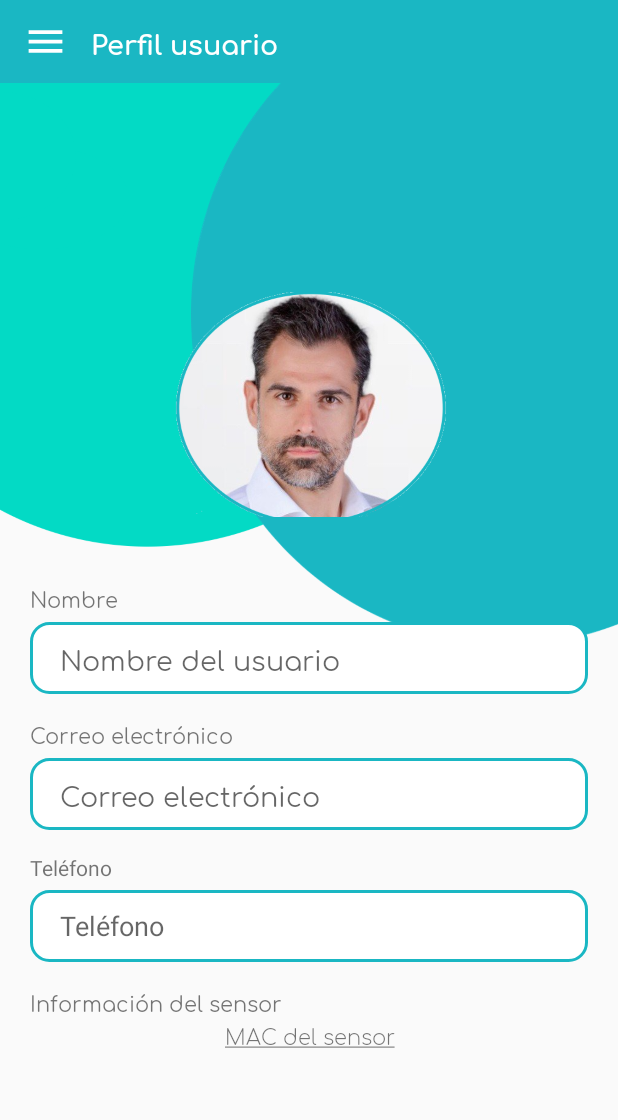
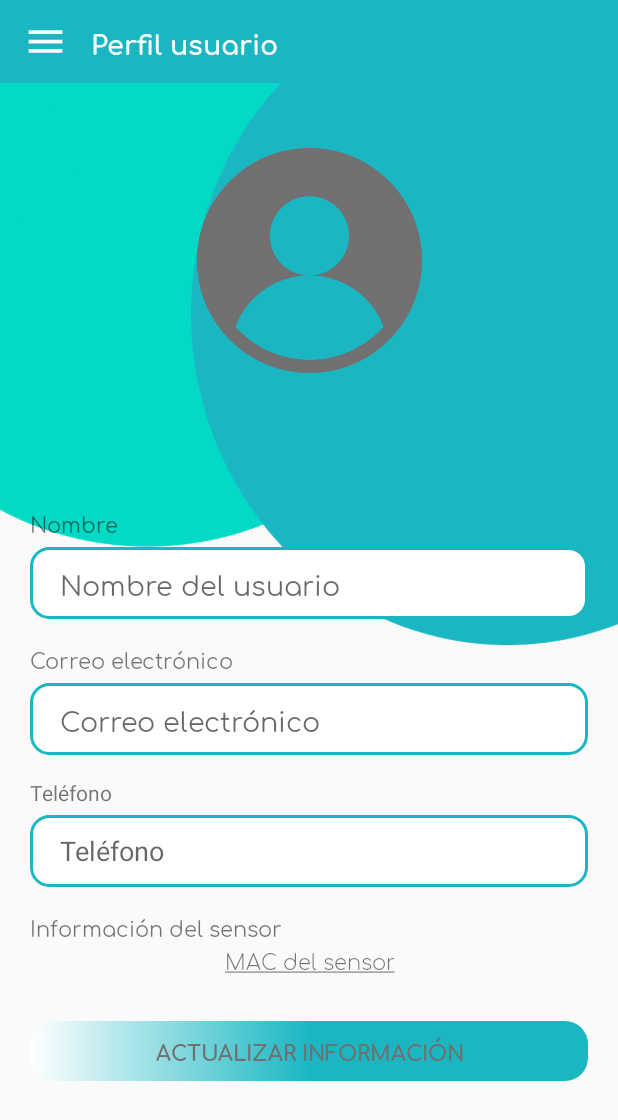
Before and after one commit to AusiasBM/GTI-3A-airlity-mobile, an Android app: the PerfilUsuario screen opened directly, with no data from a screen before it, on a phone screen of 412 x 824 dp. Shown: the top 1120 px of the screen. Run offline under Robolectric (Android 15) with nearby library versions, the phone set to English and light mode, and no system bars; 8 statements that could not run were skipped.

Commit message:
Editar perfil

```diff
--- a/Airlity/app/src/main/java/com/example/tricoenvironment/airlity/MapaActivity.java
+++ b/Airlity/app/src/main/java/com/example/tricoenvironment/airlity/MapaActivity.java
@@ -86,6 +86,7 @@ public class MapaActivity extends AppCompatActivity implements OnMapReadyCallbac
     LinearLayout l_iaq, l_estaciones;
 
     TextView tv_scan, tv_tipoMedicion;
+    ImageView iv_filtros;
 
     LatLng posicionGandia = new LatLng(38.96797739, -0.19109882);
     LatLng posicionAlzira = new LatLng(39.14996506, -0.45786026);
@@ -108,7 +109,7 @@ public class MapaActivity extends AppCompatActivity implements OnMapReadyCallbac
         super.onCreate(savedInstanceState);
         setContentView(R.layout.activity_mapa);
         final FloatingActionButton fab = findViewById(R.id.floatingActionButton);
-        ImageView iv_filtros = findViewById(R.id.iv_filtros);
+        iv_filtros = findViewById(R.id.iv_filtros);
         tv_scan=findViewById(R.id.tv_scan);
         cl_leyenda=findViewById(R.id.cl_leyenda);
         iv_close_leyenda=findViewById(R.id.iv_close_leyenda);
@@ -606,6 +607,8 @@ public class MapaActivity extends AppCompatActivity implements OnMapReadyCallbac
                 l_estaciones.setVisibility(VISIBLE);
             }else{
                 l_estaciones.setVisibility(GONE);
+                //mMap.clear();
+
             }
             mostrarMediciones();
             //mostrarEstaciones();
--- a/Airlity/app/src/main/java/com/example/tricoenvironment/airlity/PerfilUsuario.java
+++ b/Airlity/app/src/main/java/com/example/tricoenvironment/airlity/PerfilUsuario.java
@@ -15,13 +15,17 @@ import android.content.DialogInterface;
 import android.content.Intent;
 import android.content.IntentFilter;
 import android.content.SharedPreferences;
+import android.graphics.Color;
 import android.os.Bundle;
+import android.text.Editable;
 import android.text.SpannableString;
+import android.text.TextWatcher;
 import android.text.style.UnderlineSpan;
 import android.util.Log;
 import android.view.Menu;
 import android.view.MenuItem;
 import android.view.View;
+import android.widget.Button;
 import android.widget.EditText;
 import android.widget.TextView;
 import android.widget.Toast;
@@ -31,15 +35,22 @@ import androidx.appcompat.app.AppCompatActivity;
 import androidx.core.view.GravityCompat;
 import androidx.drawerlayout.widget.DrawerLayout;
 
+import com.google.android.material.internal.TextWatcherAdapter;
 import com.google.android.material.navigation.NavigationView;
 import com.google.gson.Gson;
 
 public class PerfilUsuario extends AppCompatActivity {
 
-    private TextView tv_nombreUsuario,  tv_correoElectronico, tv_macSensorUsuario;
+    private TextView tv_nombreUsuario,  tv_correoElectronico, tv_macSensorUsuario, tv_cambio;
     private EditText et_nombreUsuario,  et_telefonoUsuario;
     String macSensor;
+    Button bt_actualizar;
     String nombreCambiado, telefonoCambiado;
+
+    private IntentFilter intentFilter;
+    private PerfilUsuario.ReceptorGetUsuario receptor;
+
+    Bundle datos;
 
     /*
     private IntentFilter intentFilter;
@@ -50,8 +61,8 @@ public class PerfilUsuario extends AppCompatActivity {
     String cuerpo;
     String rolUsuario, idUsuarioDato, nombreUsuarioDato, correoUsuarioDato, contraseñaUsuarioDato, tokkenUsuarioDato, telefonoUsuarioDato, macUsuarioDato;
 
+    LogicaFake logicaFake;
     Menu menu;
-    Bundle datos;
     @Override
     protected void onCreate(Bundle savedInstanceState) {
         super.onCreate(savedInstanceState);
@@ -60,18 +71,28 @@ public class PerfilUsuario extends AppCompatActivity {
         SharedPreferences preferences=getSharedPreferences("com.example.tricoenvironment.airlity", Context.MODE_PRIVATE);
         cuerpo = preferences.getString("cuerpoUsuario", null);
         Log.d("Cuerpo",cuerpo+"");
+
+        intentFilter = new IntentFilter();
+        intentFilter.addAction("ActualizarUsuario");
+        receptor = new PerfilUsuario.ReceptorGetUsuario();
+        registerReceiver(receptor, intentFilter);
         //------------------------------------------------------------
         //------------------------------------------------------------
         //Conexión con elementos del layout
         //------------------------------------------------------------
         //------------------------------------------------------------
+        tv_cambio=findViewById(R.id.tv_cambio);
         tv_nombreUsuario = findViewById(R.id.tv_nombreUsuario_perfilUsuario);
         et_nombreUsuario = findViewById(R.id.et_nombreUsuario_perfilUsuario);
         tv_correoElectronico = findViewById(R.id.et_correoUsuario_perfilUsuario);
         et_telefonoUsuario =findViewById(R.id.et_telefonoUsuario_perfilUsuario);
         tv_macSensorUsuario = findViewById(R.id.tv_infoSensor_perfilUsuario);
         tv_macSensorUsuario = findViewById(R.id.tv_infoSensor_perfilUsuario);
+        bt_actualizar=findViewById(R.id.bt_actualizar_usuario);
 
+        tv_cambio.setVisibility(View.GONE);
+
+        logicaFake = new LogicaFake();
         Gson gson = new Gson();
         Root datosRoot = gson.fromJson(cuerpo, Root.class);
 
@@ -82,6 +103,10 @@ public class PerfilUsuario extends AppCompatActivity {
         telefonoUsuarioDato = datosRoot.getDatosUsuario().getTelefono().toString();
         macUsuarioDato = datosRoot.getDatosUsuario().getMacSensor().toString();
         rolUsuario = datosRoot.getDatosUsuario().getRol();
+
+        Log.d("cuerpo_tokken", tokkenUsuarioDato);
+        nombreCambiado=nombreUsuarioDato;
+        telefonoCambiado=telefonoUsuarioDato;
 
         tv_nombreUsuario.setText(nombreUsuarioDato);
         et_nombreUsuario.setText(nombreUsuarioDato);
@@ -126,6 +151,50 @@ public class PerfilUsuario extends AppCompatActivity {
         seleccionarItem(navigationView.getMenu().getItem(4));
         //-------------------------------------------
         //-------------------------------------------
+        et_nombreUsuario.addTextChangedListener(new TextWatcher() {
+            @Override
+            public void beforeTextChanged(CharSequence s, int start, int count, int after) { }
+
+            @Override
+            public void onTextChanged(CharSequence s, int start, int before, int count) {
+
+            }
+
+            @Override
+            public void afterTextChanged(Editable s) {
+                nombreCambiado=et_nombreUsuario.getText().toString();
+                if (!nombreCambiado.equals(nombreUsuarioDato)){
+                    bt_actualizar.setEnabled(true);
+                    bt_actualizar.setTextColor(Color.WHITE);
+                }
+            }
+        });
+
+        et_telefonoUsuario.addTextChangedListener(new TextWatcher() {
+            @Override
+            public void beforeTextChanged(CharSequence s, int start, int count, int after) { }
+
+            @Override
+            public void onTextChanged(CharSequence s, int start, int before, int count) {
+
+            }
+
+            @Override
+            public void afterTextChanged(Editable s) {
+                telefonoCambiado=et_telefonoUsuario.getText().toString();
+                if (!telefonoCambiado.equals(telefonoUsuarioDato)){
+                    bt_actualizar.setEnabled(true);
+                    bt_actualizar.setTextColor(Color.WHITE);
+                }
+            }
+        });
+        bt_actualizar.setOnClickListener(new View.OnClickListener() {
+            @Override
+            public void onClick(View v) {
+                logicaFake.actualizarUsuario(tokkenUsuarioDato, nombreCambiado, telefonoCambiado, getApplicationContext());
+
+            }
+        });
     }
 
     private void prepararDrawer(NavigationView navigationView) {
@@ -228,4 +297,37 @@ public class PerfilUsuario extends AppCompatActivity {
         Intent i = new Intent(this, ConoceTricoActivity.class);
         startActivity(i);
     }
+
+    private class ReceptorGetUsuario extends BroadcastReceiver {
+
+        @Override
+        public void onReceive(Context context, Intent intent) {
+
+            int codigo = intent.getIntExtra("codigoActualizacion", 0);
+
+            if (codigo == 200) {
+                tv_cambio.setVisibility(View.VISIBLE);
+                tv_cambio.setText("Información del usuario actualizada");
+                tv_cambio.setTextColor(Color.GREEN);
+
+
+                //SharedPreferences settings = getSharedPreferences("com.example.tricoenvironment.airlity", Context.MODE_PRIVATE);
+                //settings.edit().clear().commit();
+                //logicaFake.iniciarSesion(correoUsuarioDato, contraseñaUsuarioDato, getApplicationContext());
+               //cuerpo= "{"+" \"error\":null" +",\"data\":{\"token\":"+tokkenUsuarioDato+"\"},\"datosUsuario\":{\"_id\":\""+idUsuarioDato+"\",\"nombreUsuario\":\""+nombreCambiado+",\"correo\":\""+correoUsuarioDato+"\",\"contrasenya\":\""+contraseñaUsuarioDato+"\",\"telefono\":"+telefonoCambiado+",\"macSensor\":\""+macUsuarioDato+"\",\"rol\":\""+rolUsuario+"\"}}";
+
+                /*
+                SharedPreferences sharedPreferences = getSharedPreferences("com.example.tricoenvironment.airlity", MODE_PRIVATE);
+                SharedPreferences.Editor editor = sharedPreferences.edit();
+                editor.putBoolean("usuarioLogeado", true);
+                editor.putString("cuerpoUsuario", cuerpo);
+                editor.commit();
+                */
+            } else {
+                tv_cambio.setVisibility(View.VISIBLE);
+                tv_cambio.setText("Error al actualizar datos del usuario");
+                tv_cambio.setTextColor(Color.RED);
+            }
+        }
+    }
 }
--- a/Airlity/app/src/main/java/com/example/tricoenvironment/airlity/SignInActivity.java
+++ b/Airlity/app/src/main/java/com/example/tricoenvironment/airlity/SignInActivity.java
@@ -259,6 +259,7 @@ public class SignInActivity extends AppCompatActivity {
             cuerpo = intent.getStringExtra("cuerpo_usuario");
             if (codigo == 200) {
                 Gson gson = new Gson();
+                Log.d("CUERPO", cuerpo);
                 Root datosRoot = gson.fromJson(cuerpo, Root.class);
 
                 tokkenUsuarioDato = datosRoot.getData().getToken();
--- a/Airlity/app/src/main/res/layout/activity_perfil_usuario.xml
+++ b/Airlity/app/src/main/res/layout/activity_perfil_usuario.xml
@@ -87,13 +87,13 @@
                 app:layout_constraintHorizontal_bias="0.498"
                 app:layout_constraintStart_toStartOf="parent"
                 app:layout_constraintTop_toTopOf="parent"
-                app:layout_constraintVertical_bias="0.225"
-                app:srcCompat="@drawable/foto_usuario" />
+                app:layout_constraintVertical_bias="0.06999999"
+                app:srcCompat="@drawable/user" />
 
             <ScrollView
                 android:layout_width="match_parent"
                 android:layout_height="match_parent"
-                android:layout_marginTop="300dp"
+                android:layout_marginTop="250dp"
                 app:layout_constraintBottom_toBottomOf="@+id/imageView4"
                 app:layout_constraintEnd_toEndOf="parent"
                 app:layout_constraintHorizontal_bias="0.0"
@@ -192,6 +192,24 @@
                         android:text="No hay sensores registrados"
                         android:textAlignment="center" />
 
+                    <TextView
+                        android:id="@+id/tv_cambio"
+                        android:layout_width="match_parent"
+                        android:layout_height="wrap_content"
+                        android:fontFamily="@font/comfortaa_light"
+                        android:gravity="center" />
+
+                    <Button
+                        android:id="@+id/bt_actualizar_usuario"
+                        android:layout_width="match_parent"
+                        android:layout_height="40dp"
+                        android:layout_marginTop="10dp"
+                        android:background="@drawable/boton_log_in"
+                        android:enabled="false"
+                        android:fontFamily="@font/comfortaa_bold"
+                        android:text="Actualizar información"
+                        android:textColor="@color/colorGrey" />
+
                 </LinearLayout>
             </ScrollView>
 
--- a/Airlity/app/src/main/res/menu/navigation_menu.xml
+++ b/Airlity/app/src/main/res/menu/navigation_menu.xml
@@ -18,7 +18,7 @@
     <item
         android:id="@+id/menu_graficas"
         android:icon="@drawable/grafica"
-        android:title="Dashboard"/>
+        android:title="Gráficas"/>
     <item
         android:id="@+id/menu_perfilUsuario"
         android:icon="@drawable/gente"
```
Also changed, not shown: Airlity/app/src/main/java/com/example/tricoenvironment/airlity/FiltrosActivity.java (+4 -15 lines), Airlity/app/src/main/java/com/example/tricoenvironment/airlity/LogicaFake.java (+27 -0 lines), Airlity/app/src/main/res/layout/activity_filtros.xml (+4 -43 lines), Airlity/app/src/main/res/drawable/user.png (added), 1 other file.
